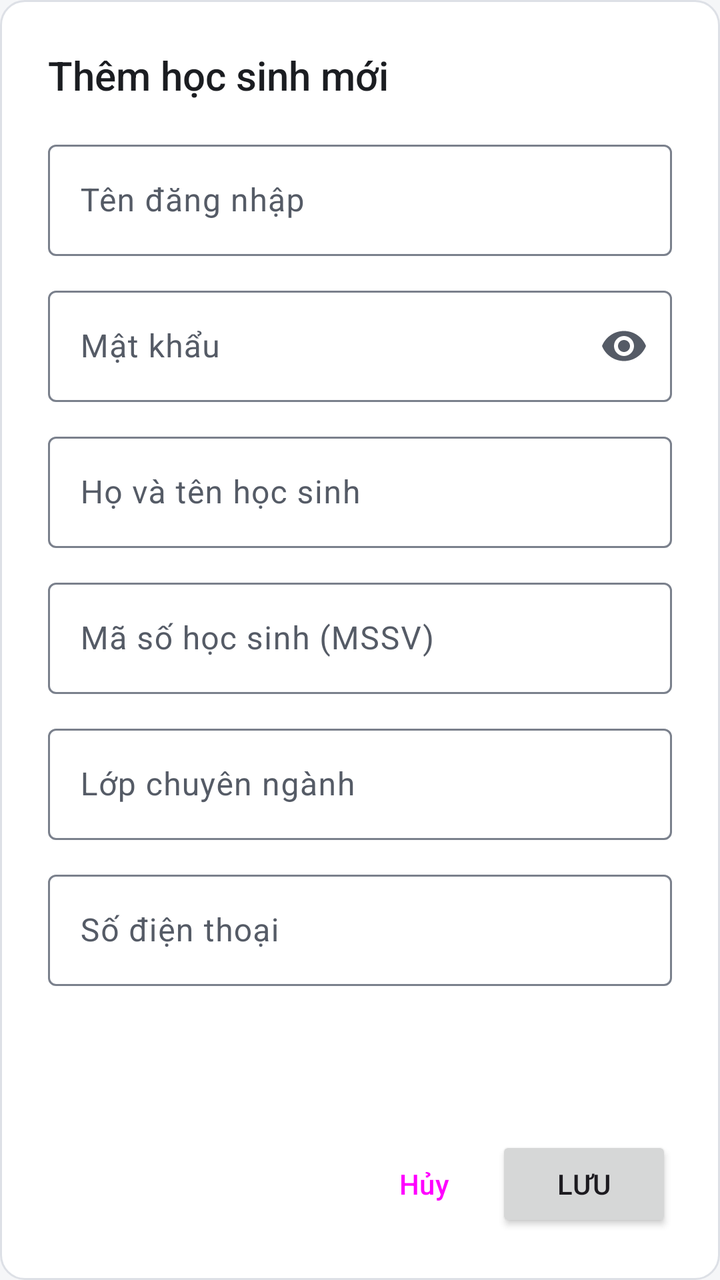
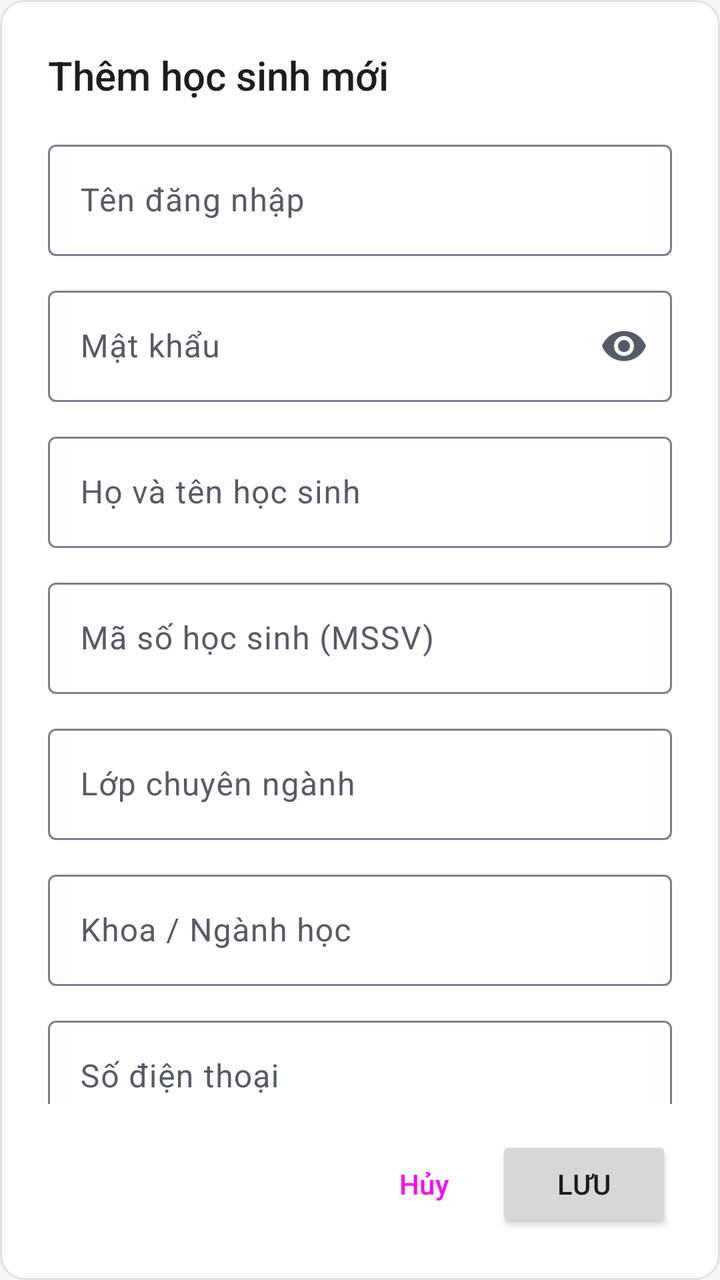

Compare the two renders of this Android layout. The source of the first and the diff that turns it into the second are given below.
<!-- AndroidManifest.xml: application theme Theme.Kstudy -->
<!-- res/layout/dialog_add_edit_student.xml -->
<?xml version="1.0" encoding="utf-8"?>
<LinearLayout xmlns:android="http://schemas.android.com/apk/res/android"
    xmlns:app="http://schemas.android.com/apk/res-auto"
    android:layout_width="match_parent"
    android:layout_height="wrap_content"
    android:background="@drawable/bg_card"
    android:orientation="vertical"
    android:padding="24dp">

    <TextView
        android:id="@+id/tvDialogTitle"
        android:layout_width="wrap_content"
        android:layout_height="wrap_content"
        android:text="Thêm học sinh mới"
        android:textAppearance="@style/TextAppearance.Kstudy.Title" />

    
    <androidx.core.widget.NestedScrollView
        android:layout_width="match_parent"
        android:layout_height="0dp"
        android:layout_marginTop="16dp"
        android:layout_weight="1">

        <LinearLayout
            android:layout_width="match_parent"
            android:layout_height="wrap_content"
            android:orientation="vertical">

            <com.google.android.material.textfield.TextInputLayout
                android:id="@+id/tilUsername"
                style="@style/Widget.Material3.TextInputLayout.OutlinedBox"
                android:layout_width="match_parent"
                android:layout_height="wrap_content"
                android:layout_marginBottom="12dp"
                android:hint="Tên đăng nhập">

                <com.google.android.material.textfield.TextInputEditText
                    android:id="@+id/etStudentUser"
                    android:layout_width="match_parent"
                    android:layout_height="wrap_content"
                    android:inputType="text"
                    android:maxLines="1" />
            </com.google.android.material.textfield.TextInputLayout>

            <com.google.android.material.textfield.TextInputLayout
                android:id="@+id/tilPassword"
                style="@style/Widget.Material3.TextInputLayout.OutlinedBox"
                android:layout_width="match_parent"
                android:layout_height="wrap_content"
                android:layout_marginBottom="12dp"
                android:hint="Mật khẩu"
                app:endIconMode="password_toggle">

                <com.google.android.material.textfield.TextInputEditText
                    android:id="@+id/etStudentPass"
                    android:layout_width="match_parent"
                    android:layout_height="wrap_content"
                    android:inputType="textPassword"
                    android:maxLines="1" />
            </com.google.android.material.textfield.TextInputLayout>

            <com.google.android.material.textfield.TextInputLayout
                android:id="@+id/tilStudentName"
                style="@style/Widget.Material3.TextInputLayout.OutlinedBox"
                android:layout_width="match_parent"
                android:layout_height="wrap_content"
                android:layout_marginBottom="12dp"
                android:hint="Họ và tên học sinh">

                <com.google.android.material.textfield.TextInputEditText
                    android:id="@+id/etStudentName"
                    android:layout_width="match_parent"
                    android:layout_height="wrap_content"
                    android:inputType="textPersonName|textCapWords"
                    android:maxLines="1" />
            </com.google.android.material.textfield.TextInputLayout>

            <com.google.android.material.textfield.TextInputLayout
                android:id="@+id/tilStudentCode"
                style="@style/Widget.Material3.TextInputLayout.OutlinedBox"
                android:layout_width="match_parent"
                android:layout_height="wrap_content"
                android:layout_marginBottom="12dp"
                android:hint="Mã số học sinh (MSSV)">

                <com.google.android.material.textfield.TextInputEditText
                    android:id="@+id/etStudentCode"
                    android:layout_width="match_parent"
                    android:layout_height="wrap_content"
                    android:inputType="textCapCharacters"
                    android:maxLines="1" />
            </com.google.android.material.textfield.TextInputLayout>

            <com.google.android.material.textfield.TextInputLayout
                android:id="@+id/tilStudentClass"
                style="@style/Widget.Material3.TextInputLayout.OutlinedBox"
                android:layout_width="match_parent"
                android:layout_height="wrap_content"
                android:layout_marginBottom="12dp"
                android:hint="Lớp chuyên ngành"
                app:placeholderText="Ví dụ: CN1A">

                <com.google.android.material.textfield.TextInputEditText
                    android:id="@+id/etStudentClass"
                    android:layout_width="match_parent"
                    android:layout_height="wrap_content"
                    android:inputType="text"
                    android:maxLines="1" />
            </com.google.android.material.textfield.TextInputLayout>

            <com.google.android.material.textfield.TextInputLayout
                android:id="@+id/tilStudentPhone"
                style="@style/Widget.Material3.TextInputLayout.OutlinedBox"
                android:layout_width="match_parent"
                android:layout_height="wrap_content"
                android:hint="Số điện thoại">

                <com.google.android.material.textfield.TextInputEditText
                    android:id="@+id/etStudentPhone"
                    android:layout_width="match_parent"
                    android:layout_height="wrap_content"
                    android:inputType="phone"
                    android:maxLines="1" />
            </com.google.android.material.textfield.TextInputLayout>
        </LinearLayout>
    </androidx.core.widget.NestedScrollView>

    <LinearLayout
        android:layout_width="match_parent"
        android:layout_height="wrap_content"
        android:layout_marginTop="16dp"
        android:gravity="end"
        android:orientation="horizontal">

        <Button
            android:id="@+id/btnCancelStudent"
            style="@style/Widget.Kstudy.Button.Text"
            android:layout_width="wrap_content"
            android:layout_height="wrap_content"
            android:layout_marginEnd="8dp"
            android:text="Hủy" />

        <Button
            android:id="@+id/btnSaveStudent"
            android:layout_width="wrap_content"
            android:layout_height="wrap_content"
            android:text="Lưu" />
    </LinearLayout>
</LinearLayout>
<!-- resources referenced by this layout -->
<resources>
  <!-- drawable bg_card (drawable) -->
  <?xml version="1.0" encoding="utf-8"?>
  <shape xmlns:android="http://schemas.android.com/apk/res/android"
      android:shape="rectangle">
      <solid android:color="@color/surface" />
      <corners android:radius="@dimen/radius_container" />
      <stroke
          android:width="1dp"
          android:color="@color/outline_variant" />
  </shape>
  <style name="TextAppearance.Kstudy.Title" parent="TextAppearance.Material3.TitleLarge">
          <item name="android:textSize">20sp</item>
          <item name="android:fontFamily">sans-serif-medium</item>
          <item name="fontFamily">sans-serif-medium</item>
          <item name="android:textColor">?attr/colorOnSurface</item>
      </style>
  <style name="Widget.Kstudy.Button.Text" parent="Widget.Material3.Button.TextButton">
          <item name="shapeAppearanceOverlay">@style/ShapeAppearanceOverlay.Kstudy.Control</item>
          <item name="android:minWidth">56dp</item>
      </style>
  <style name="Theme.Kstudy" parent="Base.Theme.Kstudy" />
  <color name="surface">#FFFFFF</color>
  <dimen name="radius_container">12dp</dimen>
  <color name="outline_variant">#DDE0E6</color>
  <style name="ShapeAppearanceOverlay.Kstudy.Control" parent="">
          <item name="cornerFamily">rounded</item>
          <item name="cornerSize">@dimen/radius_control</item>
      </style>
  <dimen name="radius_control">8dp</dimen>
  <color name="primary">#1F3A5F</color>
  <color name="on_primary">#FFFFFF</color>
  <color name="primary_container">#E2E9F3</color>
  <color name="on_primary_container">#14263F</color>
  <color name="primary_inverse">#A9C1E3</color>
  <color name="secondary">#56606E</color>
  <color name="secondary_container">#E7EAEF</color>
  <color name="on_secondary_container">#1C2430</color>
  <color name="background">#F5F6F8</color>
  <color name="on_surface">#1B1D21</color>
  <color name="surface_container">#ECEEF2</color>
  <color name="text_secondary">#555B66</color>
  <color name="surface_inverse">#2F3237</color>
  <color name="on_surface_inverse">#F1F2F4</color>
  <color name="surface_dim">#DCDEE3</color>
  <color name="surface_container_low">#F5F6F8</color>
  <color name="surface_container_high">#E4E7EC</color>
  <color name="outline">#7A808C</color>
  <color name="error">#B3261E</color>
  <color name="error_container">#FBEAE8</color>
  <color name="on_error_container">#5F1410</color>
  <style name="Widget.Kstudy.Button" parent="Widget.Material3.Button">
          <item name="shapeAppearanceOverlay">@style/ShapeAppearanceOverlay.Kstudy.Control</item>
      </style>
  <style name="Widget.Kstudy.Button.Outlined" parent="Widget.Material3.Button.OutlinedButton">
          <item name="shapeAppearanceOverlay">@style/ShapeAppearanceOverlay.Kstudy.Control</item>
      </style>
  <style name="ThemeOverlay.Kstudy.MaterialAlertDialog" parent="ThemeOverlay.Material3.MaterialAlertDialog">
          <item name="alertDialogStyle">@style/MaterialAlertDialog.Kstudy</item>
          <item name="buttonBarPositiveButtonStyle">@style/Widget.Kstudy.Button.Text.Dialog</item>
          <item name="buttonBarNegativeButtonStyle">@style/Widget.Kstudy.Button.Text.Dialog</item>
          <item name="buttonBarNeutralButtonStyle">@style/Widget.Kstudy.Button.Text.Dialog.Flush</item>
      </style>
  <style name="MaterialAlertDialog.Kstudy" parent="MaterialAlertDialog.Material3">
          <item name="backgroundTint">?attr/colorSurface</item>
      </style>
  <style name="Widget.Kstudy.Button.Text.Dialog" parent="Widget.Material3.Button.TextButton.Dialog">
          <item name="shapeAppearanceOverlay">@style/ShapeAppearanceOverlay.Kstudy.Control</item>
      </style>
  <style name="Widget.Kstudy.Button.Text.Dialog.Flush">
          <item name="android:layout_marginStart">0dp</item>
          <item name="android:layout_marginLeft">0dp</item>
      </style>
  <!-- unchanged entries left out for length: 1 -->
</resources>

<!-- the commit's change to res/layout/dialog_add_edit_student.xml (unified diff, before → after) -->
@@ -109,10 +109,28 @@
             </com.google.android.material.textfield.TextInputLayout>
 
             <com.google.android.material.textfield.TextInputLayout
+                android:id="@+id/tilStudentMajor"
+                style="@style/Widget.Material3.TextInputLayout.OutlinedBox"
+                android:layout_width="match_parent"
+                android:layout_height="wrap_content"
+                android:layout_marginBottom="12dp"
+                android:hint="Khoa / Ngành học"
+                app:placeholderText="Ví dụ: An toàn thông tin">
+
+                <com.google.android.material.textfield.TextInputEditText
+                    android:id="@+id/etStudentMajor"
+                    android:layout_width="match_parent"
+                    android:layout_height="wrap_content"
+                    android:inputType="textCapSentences"
+                    android:maxLines="1" />
+            </com.google.android.material.textfield.TextInputLayout>
+
+            <com.google.android.material.textfield.TextInputLayout
                 android:id="@+id/tilStudentPhone"
                 style="@style/Widget.Material3.TextInputLayout.OutlinedBox"
                 android:layout_width="match_parent"
                 android:layout_height="wrap_content"
+                android:layout_marginBottom="12dp"
                 android:hint="Số điện thoại">
 
                 <com.google.android.material.textfield.TextInputEditText
@@ -121,6 +139,71 @@
                     android:layout_height="wrap_content"
                     android:inputType="phone"
                     android:maxLines="1" />
+            </com.google.android.material.textfield.TextInputLayout>
+
+            
+            <com.google.android.material.textfield.TextInputLayout
+                android:id="@+id/tilEmail"
+                style="@style/Widget.Material3.TextInputLayout.OutlinedBox"
+                android:layout_width="match_parent"
+                android:layout_height="wrap_content"
+                android:layout_marginBottom="12dp"
+                android:hint="Email">
+
+                <com.google.android.material.textfield.TextInputEditText
+                    android:id="@+id/etEmail"
+                    android:layout_width="match_parent"
+                    android:layout_height="wrap_content"
+                    android:inputType="textEmailAddress"
+                    android:maxLines="1" />
+            </com.google.android.material.textfield.TextInputLayout>
+
+            
+            <com.google.android.material.textfield.TextInputLayout
+                android:id="@+id/tilBirthDate"
+                style="@style/Widget.Material3.TextInputLayout.OutlinedBox"
+                android:layout_width="match_parent"
+                android:layout_height="wrap_content"
+                android:layout_marginBottom="12dp"
+                android:hint="Ngày sinh">
+
+                <com.google.android.material.textfield.TextInputEditText
+                    android:id="@+id/etBirthDate"
+                    android:layout_width="match_parent"
+                    android:layout_height="wrap_content"
+                    android:clickable="true"
+                    android:cursorVisible="false"
+                    android:focusable="false" />
+            </com.google.android.material.textfield.TextInputLayout>
+
+            <com.google.android.material.textfield.TextInputLayout
+                android:id="@+id/tilGender"
+                style="@style/Widget.Material3.TextInputLayout.OutlinedBox.ExposedDropdownMenu"
+                android:layout_width="match_parent"
+                android:layout_height="wrap_content"
+                android:layout_marginBottom="12dp"
+                android:hint="Giới tính">
+
+                <AutoCompleteTextView
+                    android:id="@+id/actvGender"
+                    android:layout_width="match_parent"
+                    android:layout_height="wrap_content"
+                    android:inputType="none" />
+            </com.google.android.material.textfield.TextInputLayout>
+
+            <com.google.android.material.textfield.TextInputLayout
+                android:id="@+id/tilAddress"
+                style="@style/Widget.Material3.TextInputLayout.OutlinedBox"
+                android:layout_width="match_parent"
+                android:layout_height="wrap_content"
+                android:hint="Địa chỉ">
+
+                <com.google.android.material.textfield.TextInputEditText
+                    android:id="@+id/etAddress"
+                    android:layout_width="match_parent"
+                    android:layout_height="wrap_content"
+                    android:inputType="textPostalAddress|textCapSentences|textMultiLine"
+                    android:maxLines="3" />
             </com.google.android.material.textfield.TextInputLayout>
         </LinearLayout>
     </androidx.core.widget.NestedScrollView>
